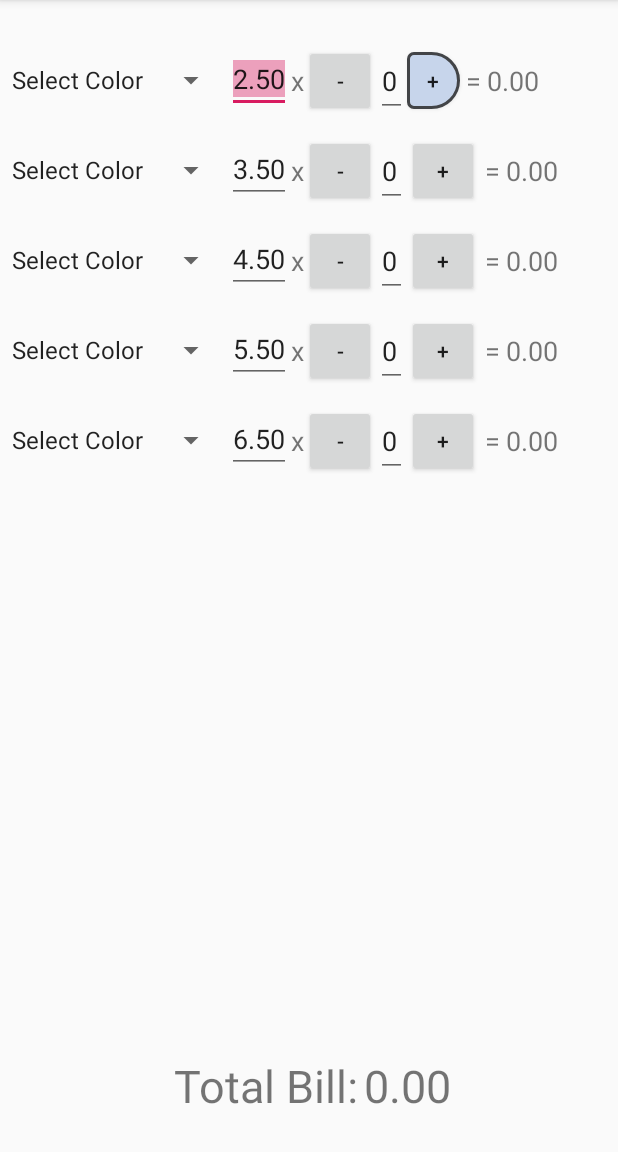
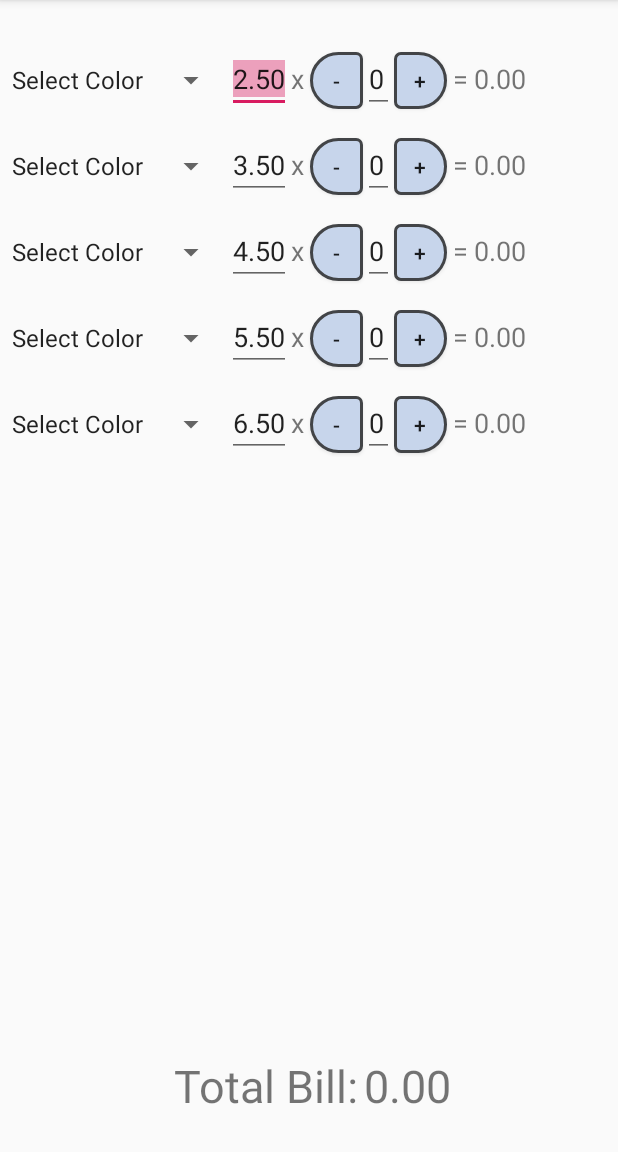
Before and after one commit to LJGladic/SushiPlateBillCalculator, an Android app: the screen it shows after launch (MainActivity), on a phone screen of 412 x 824 dp, the part 84-1236 px from its top. Run offline under Robolectric (Android 15) with nearby library versions, the phone set to English and light mode, and no system bars.

Commit message:
Changed all buttons to the new design.  Changed some hardcoded parameters to references to dimensions.xml.

```diff
--- a/app/src/main/res/layout/activity_main.xml
+++ b/app/src/main/res/layout/activity_main.xml
@@ -47,7 +47,7 @@
 
         <LinearLayout
             android:id="@+id/yellowPlateRow"
-            android:layout_width="wrap_content"
+            android:layout_width="match_parent"
             android:layout_height="wrap_content"
             android:orientation="horizontal"
             android:paddingTop="6dp"
@@ -76,13 +76,16 @@
                 android:layout_height="wrap_content"
                 android:layout_gravity="center_vertical"
                 android:text="@string/multiply"
-                android:textSize="18sp" />
+                android:paddingEnd="@dimen/X_end_padding"
+                android:textSize="@dimen/X_text_size" />
 
             <Button
                 android:id="@+id/yellowMinus"
-                style="@style/Widget.AppCompat.Button.Small"
                 android:layout_width="wrap_content"
                 android:layout_height="wrap_content"
+                android:background="@drawable/button_half_pill_left"
+                android:minWidth="@dimen/small_button_width"
+                android:minHeight="@dimen/small_button_height"
                 android:onClick="yellowMinusButton"
                 android:text="@string/minus_button" />
 
@@ -158,13 +161,16 @@
                 android:layout_height="wrap_content"
                 android:layout_gravity="center_vertical"
                 android:text="@string/multiply"
-                android:textSize="18sp" />
+                android:paddingEnd="@dimen/X_end_padding"
+                android:textSize="@dimen/X_text_size" />
 
             <Button
                 android:id="@+id/redMinus"
-                style="@style/Widget.AppCompat.Button.Small"
                 android:layout_width="wrap_content"
                 android:layout_height="wrap_content"
+                android:background="@drawable/button_half_pill_left"
+                android:minWidth="@dimen/small_button_width"
+                android:minHeight="@dimen/small_button_height"
                 android:onClick="redMinusButton"
                 android:text="@string/minus_button" />
 
@@ -181,9 +187,11 @@
 
             <Button
                 android:id="@+id/redPlus"
-                style="@style/Widget.AppCompat.Button.Small"
                 android:layout_width="wrap_content"
                 android:layout_height="wrap_content"
+                android:background="@drawable/button_half_pill_right"
+                android:minWidth="@dimen/small_button_width"
+                android:minHeight="@dimen/small_button_height"
                 android:onClick="redPlusButton"
                 android:text="@string/plus_button" />
 
@@ -238,13 +246,16 @@
                 android:layout_height="wrap_content"
                 android:layout_gravity="center_vertical"
                 android:text="@string/multiply"
-                android:textSize="18sp" />
+                android:paddingEnd="@dimen/X_end_padding"
+                android:textSize="@dimen/X_text_size" />
 
             <Button
                 android:id="@+id/greenMinus"
-                style="@style/Widget.AppCompat.Button.Small"
                 android:layout_width="wrap_content"
                 android:layout_height="wrap_content"
+                android:background="@drawable/button_half_pill_left"
+                android:minWidth="@dimen/small_button_width"
+                android:minHeight="@dimen/small_button_height"
                 android:onClick="greenMinusButton"
                 android:text="@string/minus_button" />
 
@@ -261,9 +272,11 @@
 
             <Button
                 android:id="@+id/greenPlus"
-                style="@style/Widget.AppCompat.Button.Small"
                 android:layout_width="wrap_content"
                 android:layout_height="wrap_content"
+                android:background="@drawable/button_half_pill_right"
+                android:minWidth="@dimen/small_button_width"
+                android:minHeight="@dimen/small_button_height"
                 android:onClick="greenPlusButton"
                 android:text="@string/plus_button" />
 
@@ -318,13 +331,16 @@
                 android:layout_height="wrap_content"
                 android:layout_gravity="center_vertical"
                 android:text="@string/multiply"
-                android:textSize="18sp" />
+                android:paddingEnd="@dimen/X_end_padding"
+                android:textSize="@dimen/X_text_size" />
 
             <Button
                 android:id="@+id/blueMinus"
-                style="@style/Widget.AppCompat.Button.Small"
                 android:layout_width="wrap_content"
                 android:layout_height="wrap_content"
+                android:background="@drawable/button_half_pill_left"
+                android:minWidth="@dimen/small_button_width"
+                android:minHeight="@dimen/small_button_height"
                 android:onClick="blueMinusButton"
                 android:text="@string/minus_button" />
 
@@ -341,9 +357,11 @@
 
             <Button
                 android:id="@+id/bluePlus"
-                style="@style/Widget.AppCompat.Button.Small"
                 android:layout_width="wrap_content"
                 android:layout_height="wrap_content"
+                android:background="@drawable/button_half_pill_right"
+                android:minWidth="@dimen/small_button_width"
+                android:minHeight="@dimen/small_button_height"
                 android:onClick="bluePlusButton"
                 android:text="@string/plus_button" />
 
@@ -398,13 +416,16 @@
                 android:layout_height="wrap_content"
                 android:layout_gravity="center_vertical"
                 android:text="@string/multiply"
-                android:textSize="18sp" />
+                android:paddingEnd="@dimen/X_end_padding"
+                android:textSize="@dimen/X_text_size" />
 
             <Button
                 android:id="@+id/violetMinus"
-                style="@style/Widget.AppCompat.Button.Small"
                 android:layout_width="wrap_content"
                 android:layout_height="wrap_content"
+                android:background="@drawable/button_half_pill_left"
+                android:minWidth="@dimen/small_button_width"
+                android:minHeight="@dimen/small_button_height"
                 android:onClick="violetMinusButton"
                 android:text="@string/minus_button" />
 
@@ -421,9 +442,11 @@
 
             <Button
                 android:id="@+id/violetPlus"
-                style="@style/Widget.AppCompat.Button.Small"
                 android:layout_width="wrap_content"
                 android:layout_height="wrap_content"
+                android:background="@drawable/button_half_pill_right"
+                android:minWidth="@dimen/small_button_width"
+                android:minHeight="@dimen/small_button_height"
                 android:onClick="violetPlusButton"
                 android:text="@string/plus_button" />
 
--- a/app/src/main/res/values/dimensions.xml
+++ b/app/src/main/res/values/dimensions.xml
@@ -2,4 +2,6 @@
 <resources>
     <dimen name="small_button_width">35dp</dimen>
     <dimen name="small_button_height">38dp</dimen>
+    <dimen name="X_end_padding">4dp</dimen>
+    <dimen name="X_text_size">18sp</dimen>
 </resources>
```
